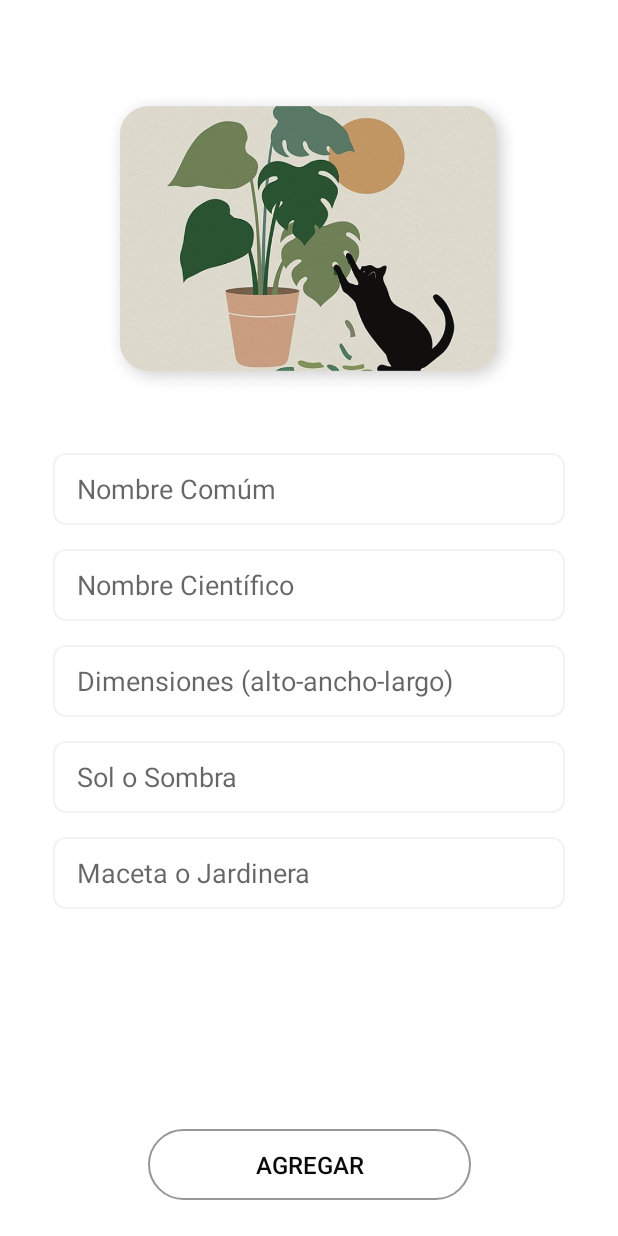
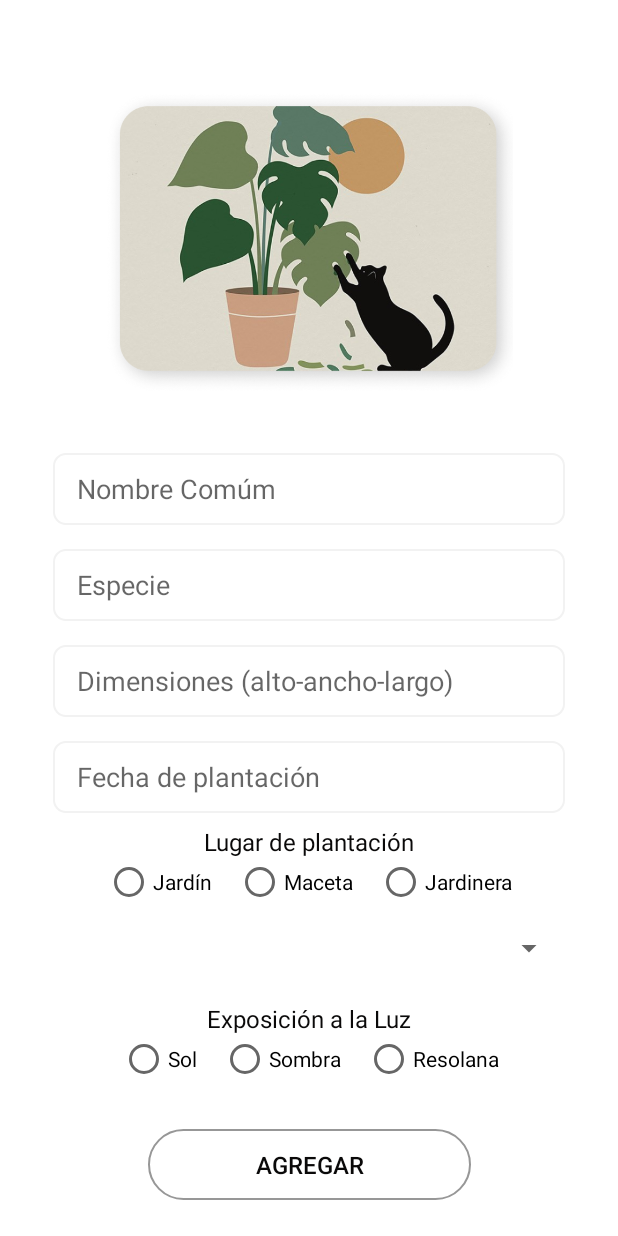
Before and after one commit to SaidAZG/ProyectoAndroid1, an Android app: the screen it shows after launch (MainActivity), on a phone screen of 412 x 824 dp. Run offline under Robolectric (Android 15) with nearby library versions, the phone set to English and light mode, and no system bars; Roboto replaces fonts that are not available here.

Commit message:
Cambios en interfaz
Adaptación a Casos de Uso y a detalles por disponibilidad de tiempo

```diff
--- a/app/src/main/res/layout/p5a_vermas.xml
+++ b/app/src/main/res/layout/p5a_vermas.xml
@@ -62,7 +62,7 @@
                     android:layout_marginTop="8dp"
                     android:drawableLeft="@android:drawable/ic_menu_gallery"
                     android:drawableTint="@color/iconsTint"
-                    android:text="Atributo"
+                    android:text="Nombre Común"
                     android:textColor="@color/plantAttribute"
                     android:textSize="25dp" />
 
@@ -73,7 +73,7 @@
                     android:layout_marginTop="8dp"
                     android:drawableLeft="@android:drawable/ic_menu_gallery"
                     android:drawableTint="@color/iconsTint"
-                    android:text="Atributo"
+                    android:text="Especie"
                     android:textColor="@color/plantAttribute"
                     android:textSize="25dp" />
 
@@ -84,7 +84,7 @@
                     android:layout_marginTop="8dp"
                     android:drawableLeft="@android:drawable/ic_menu_gallery"
                     android:drawableTint="@color/iconsTint"
-                    android:text="Atributo"
+                    android:text="Dimensiones"
                     android:textColor="@color/plantAttribute"
                     android:textSize="25dp" />
 
@@ -95,7 +95,7 @@
                     android:layout_marginTop="8dp"
                     android:drawableLeft="@android:drawable/ic_menu_gallery"
                     android:drawableTint="@color/iconsTint"
-                    android:text="Atributo"
+                    android:text="Fecha de Plantación"
                     android:textColor="@color/plantAttribute"
                     android:textSize="25dp" />
 
@@ -106,7 +106,7 @@
                     android:layout_marginTop="8dp"
                     android:drawableLeft="@android:drawable/ic_menu_gallery"
                     android:drawableTint="@color/iconsTint"
-                    android:text="Atributo"
+                    android:text="Lugar de Plantación"
                     android:textColor="@color/plantAttribute"
                     android:textSize="25dp" />
 
@@ -117,7 +117,7 @@
                     android:layout_marginTop="8dp"
                     android:drawableLeft="@android:drawable/ic_menu_gallery"
                     android:drawableTint="@color/iconsTint"
-                    android:text="Atributo"
+                    android:text="Temporada de Plantación"
                     android:textColor="@color/plantAttribute"
                     android:textSize="25dp" />
 
@@ -128,7 +128,7 @@
                     android:layout_marginTop="8dp"
                     android:drawableLeft="@android:drawable/ic_menu_gallery"
                     android:drawableTint="@color/iconsTint"
-                    android:text="Atributo"
+                    android:text="Exposición a la Luz"
                     android:textColor="@color/plantAttribute"
                     android:textSize="25dp" />
 
@@ -139,7 +139,7 @@
                     android:layout_marginTop="8dp"
                     android:drawableLeft="@android:drawable/ic_menu_gallery"
                     android:drawableTint="@color/iconsTint"
-                    android:text="Atributo"
+                    android:text="Tiempo de Exposición a la Luz"
                     android:textColor="@color/plantAttribute"
                     android:textSize="25dp" />
 
--- a/app/src/main/res/layout/p6_addplants.xml
+++ b/app/src/main/res/layout/p6_addplants.xml
@@ -34,8 +34,10 @@
         android:layout_marginBottom="24dp"
         app:layout_constraintBottom_toTopOf="@+id/id_btnadd"
         app:layout_constraintEnd_toEndOf="@+id/imageView2"
+        app:layout_constraintHorizontal_bias="0.0"
         app:layout_constraintStart_toStartOf="@+id/imageView2"
-        app:layout_constraintTop_toBottomOf="@+id/imageView2">
+        app:layout_constraintTop_toBottomOf="@+id/imageView2"
+        app:layout_constraintVertical_bias="1.0">
 
         <LinearLayout
             android:layout_width="match_parent"
@@ -69,7 +71,7 @@
                 android:layout_marginRight="16dp"
                 android:background="@drawable/border_text"
                 android:ems="10"
-                android:hint="Nombre Científico"
+                android:hint="Especie"
                 android:inputType="textPersonName" />
 
             <EditText
@@ -89,7 +91,7 @@
                 android:inputType="" />
 
             <EditText
-                android:id="@+id/editTextTextPersonName4"
+                android:id="@+id/editTextTextPersonName3"
                 style="@style/TextInputs"
                 android:layout_width="match_parent"
                 android:layout_height="48dp"
@@ -100,23 +102,122 @@
                 android:layout_marginRight="16dp"
                 android:background="@drawable/border_text"
                 android:ems="10"
-                android:hint="Sol o Sombra"
-                android:inputType="textPersonName" />
+
+                android:hint="Fecha de plantación"
+                android:inputType="" />
+
+            <TextView
+                android:id="@+id/textView10"
+                style="@style/headerSubtitle"
+                android:layout_width="match_parent"
+                android:layout_height="wrap_content"
+                android:layout_marginTop="8dp"
+                android:text="Lugar de plantación"
+                android:textAlignment="center" />
+
+            <androidx.constraintlayout.widget.ConstraintLayout
+                android:layout_width="match_parent"
+                android:layout_height="match_parent">
+
+                <RadioGroup
+                    android:layout_width="wrap_content"
+                    android:layout_height="wrap_content"
+                    android:orientation="horizontal"
+                    app:layout_constraintBottom_toBottomOf="parent"
+                    app:layout_constraintEnd_toEndOf="parent"
+                    app:layout_constraintStart_toStartOf="parent"
+                    app:layout_constraintTop_toTopOf="parent">
+
+                    <RadioButton
+                        android:id="@+id/radio_pirates"
+                        android:layout_width="wrap_content"
+                        android:layout_height="wrap_content"
+                        android:onClick="onRadioButtonClicked"
+                        android:text="Jardín" />
+
+                    <RadioButton
+                        android:id="@+id/radio_ninjas"
+                        android:layout_width="wrap_content"
+                        android:layout_height="wrap_content"
+                        android:layout_marginLeft="16dp"
+                        android:layout_marginRight="16dp"
+                        android:onClick="onRadioButtonClicked"
+                        android:text="Maceta" />
+
+                    <RadioButton
+                        android:id="@+id/radioButton6"
+                        android:layout_width="wrap_content"
+                        android:layout_height="wrap_content"
+                        android:layout_weight="1"
+                        android:text="Jardinera" />
+
+                </RadioGroup>
+            </androidx.constraintlayout.widget.ConstraintLayout>
+
+            <Spinner
+                android:id="@+id/spinner"
+                android:layout_width="match_parent"
+                android:layout_height="wrap_content"
+                android:layout_margin="16dp" />
+
+            <TextView
+                android:id="@+id/textView7"
+                style="@style/headerSubtitle"
+                android:layout_width="match_parent"
+                android:layout_height="wrap_content"
+                android:layout_marginTop="8dp"
+                android:text="Exposición a la Luz"
+                android:textAlignment="center" />
+
+            <androidx.constraintlayout.widget.ConstraintLayout
+                android:layout_width="match_parent"
+                android:layout_height="match_parent">
+
+                <RadioGroup
+                    android:layout_width="wrap_content"
+                    android:layout_height="wrap_content"
+                    android:orientation="horizontal"
+                    app:layout_constraintBottom_toBottomOf="parent"
+                    app:layout_constraintEnd_toEndOf="parent"
+                    app:layout_constraintStart_toStartOf="parent"
+                    app:layout_constraintTop_toTopOf="parent">
+
+                    <RadioButton
+                        android:id="@+id/radio_pirates"
+                        android:layout_width="wrap_content"
+                        android:layout_height="wrap_content"
+                        android:onClick="onRadioButtonClicked"
+                        android:text="Sol" />
+
+                    <RadioButton
+                        android:id="@+id/radio_ninjas"
+                        android:layout_width="wrap_content"
+                        android:layout_height="wrap_content"
+                        android:layout_marginLeft="16dp"
+                        android:layout_marginRight="16dp"
+                        android:onClick="onRadioButtonClicked"
+                        android:text="Sombra" />
+
+                    <RadioButton
+                        android:id="@+id/radioButton6"
+                        android:layout_width="wrap_content"
+                        android:layout_height="wrap_content"
+                        android:layout_weight="1"
+                        android:text="Resolana" />
+
+                </RadioGroup>
+            </androidx.constraintlayout.widget.ConstraintLayout>
 
             <EditText
-                android:id="@+id/editTextTextPersonName5"
+                android:id="@+id/editTextTime"
                 style="@style/TextInputs"
                 android:layout_width="match_parent"
-                android:layout_height="48dp"
-                android:layout_marginStart="16dp"
-                android:layout_marginLeft="16dp"
-                android:layout_marginTop="16dp"
-                android:layout_marginEnd="16dp"
-                android:layout_marginRight="16dp"
-                android:background="@drawable/border_text"
+                android:layout_height="wrap_content"
+                android:layout_margin="16dp"
                 android:ems="10"
-                android:hint="Maceta o Jardinera"
-                android:inputType="textPersonName" />
+                android:hint="Tiempo de Exposición"
+                android:inputType="time" />
+
         </LinearLayout>
     </ScrollView>
 
```
